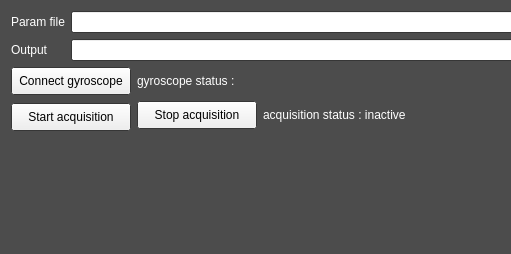
The window that SonoAssist/SonoAssist/SonoAssist.ui (LATIS-LABS-ETS/SonoAssist) describes before a commit, drawn with Qt 5; both pictures show x 0 to 511 and y 0 to 254 of the 988 by 254 pixel window.
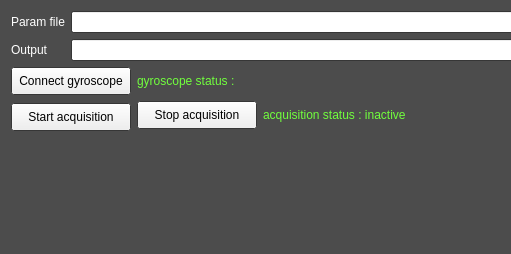
The same window after the commit.

Patch:
```diff
--- a/SonoAssist/SonoAssist/SonoAssist.ui
+++ b/SonoAssist/SonoAssist/SonoAssist.ui
@@ -183,6 +183,43 @@
       </item>
       <item row="0" column="1">
        <widget class="QLabel" name="gyro_status_label">
+        <property name="palette">
+         <palette>
+          <active>
+           <colorrole role="WindowText">
+            <brush brushstyle="SolidPattern">
+             <color alpha="255">
+              <red>113</red>
+              <green>255</green>
+              <blue>61</blue>
+             </color>
+            </brush>
+           </colorrole>
+          </active>
+          <inactive>
+           <colorrole role="WindowText">
+            <brush brushstyle="SolidPattern">
+             <color alpha="255">
+              <red>113</red>
+              <green>255</green>
+              <blue>61</blue>
+             </color>
+            </brush>
+           </colorrole>
+          </inactive>
+          <disabled>
+           <colorrole role="WindowText">
+            <brush brushstyle="SolidPattern">
+             <color alpha="255">
+              <red>120</red>
+              <green>120</green>
+              <blue>120</blue>
+             </color>
+            </brush>
+           </colorrole>
+          </disabled>
+         </palette>
+        </property>
         <property name="text">
          <string>gyroscope status : </string>
         </property>
@@ -239,6 +276,43 @@
       </item>
       <item row="0" column="2">
        <widget class="QLabel" name="acquisition_label">
+        <property name="palette">
+         <palette>
+          <active>
+           <colorrole role="WindowText">
+            <brush brushstyle="SolidPattern">
+             <color alpha="255">
+              <red>113</red>
+              <green>255</green>
+              <blue>61</blue>
+             </color>
+            </brush>
+           </colorrole>
+          </active>
+          <inactive>
+           <colorrole role="WindowText">
+            <brush brushstyle="SolidPattern">
+             <color alpha="255">
+              <red>113</red>
+              <green>255</green>
+              <blue>61</blue>
+             </color>
+            </brush>
+           </colorrole>
+          </inactive>
+          <disabled>
+           <colorrole role="WindowText">
+            <brush brushstyle="SolidPattern">
+             <color alpha="255">
+              <red>120</red>
+              <green>120</green>
+              <blue>120</blue>
+             </color>
+            </brush>
+           </colorrole>
+          </disabled>
+         </palette>
+        </property>
         <property name="text">
          <string>acquisition status : inactive</string>
         </property>
```
